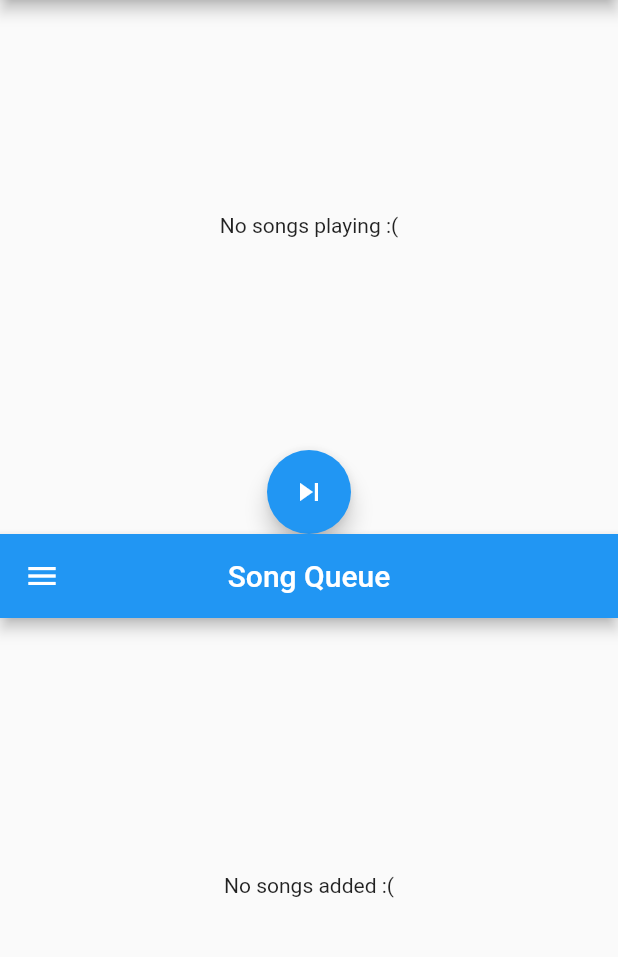
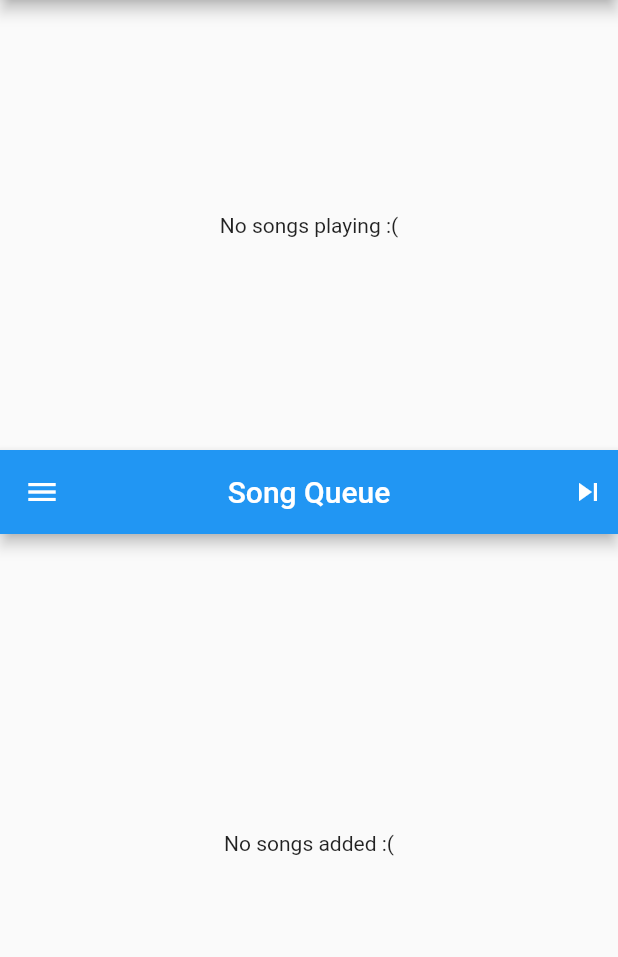
Before and after one commit to angelitasasmita/the_singing_bird, a Flutter app: the screen it shows after launch, on a phone screen of 412 x 824 dp, the part 84-1041 px from its top. Run offline on Flutter 3.47's test engine with Material 2 defaults, Android fonts, the phone set to English and light mode, and no system bars; missing offline and left inert: draggable_scrollbar, flutter_list_drag_and_drop, flutter_webview_plugin.

Commit message:
[Angie] move fab from video screen to user menu appbar

```diff
--- a/lib/user_menu_screen.dart
+++ b/lib/user_menu_screen.dart
@@ -10,15 +10,30 @@ class UserMenuScreen extends StatefulWidget {
 }
 
 class UserMenuScreenState extends State<UserMenuScreen> {
-
   @override
   Widget build(BuildContext context) {
+    final MyInheritedWidgetState state = MyInheritedWidget.of(context);
 
     return Expanded(
-      child: Scaffold(
+        child: Scaffold(
       appBar: AppBar(
         title: Text('Song Queue'),
         centerTitle: true,
+        actions: <Widget>[
+          Padding(
+            padding: const EdgeInsets.all(8.0),
+            child: GestureDetector(
+                onTap: () {
+                  setState(() {
+                    state.removeSong(state.retriveLatestSong);
+                  });
+                },
+                child: Icon(
+                  Icons.skip_next,
+                  color: Colors.white,
+                )),
+          )
+        ],
       ),
       drawer: Drawer(
         child: SongSelectorScreen(),
@@ -26,6 +41,4 @@ class UserMenuScreenState extends State<UserMenuScreen> {
       body: SongQueueScreen(),
     ));
   }
-
-
 }
--- a/lib/video_player_screen.dart
+++ b/lib/video_player_screen.dart
@@ -1,9 +1,7 @@
 import 'package:flutter/material.dart';
-import 'package:flutter_youtube/flutter_youtube.dart';
 import 'package:flutter_webview_plugin/flutter_webview_plugin.dart';
 import 'package:the_singing_bird/inherited.dart';
 
-final _API_KEY = "AIzaSyDmissqr2kSD0ywG6r9GCr0DxCDqIOzq90";
 
 class VideoPlayerScreen extends StatefulWidget {
   @override
@@ -22,23 +20,9 @@ class _VideoPlayerScreenState extends State<VideoPlayerScreen> {
       _videoScreen = WebviewScaffold(url: state.retriveLatestSong.link);
     }
 
-    return Column(
-      children: <Widget>[
-        Container(
-          height: 300,
-          child: _videoScreen,
-        ),
-        FloatingActionButton(
-          child: Icon(Icons.skip_next),
-          onPressed: (){
-            setState(() {
-              state.removeSong(state.retriveLatestSong);
-              _videoScreen = WebviewScaffold(url: state.retriveLatestSong.link);
-
-            });
-          },
-        )
-      ],
+    return Container(
+      height: 300,
+      child: _videoScreen,
     );
   }
 }
```
